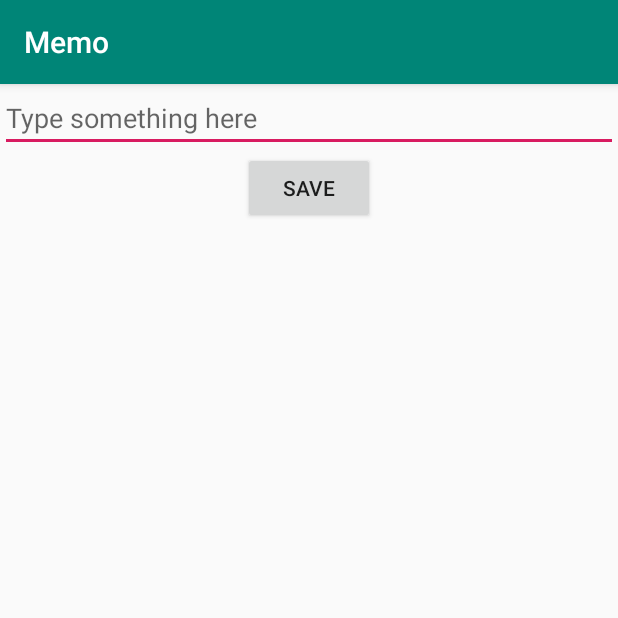
After one commit to RSMinBamGro/Memo, an Android app: the EditMemoActivity screen opened directly, with no data from a screen before it, on a phone screen of 412 x 824 dp, the top half of it. The commit adds this screen. Run offline under Robolectric (Android 15) with nearby library versions, the phone set to English and light mode, and no system bars.

Commit message:
第三版本提交

```diff
--- a/app/src/main/AndroidManifest.xml
+++ b/app/src/main/AndroidManifest.xml
@@ -16,6 +16,9 @@
                 <category android:name="android.intent.category.LAUNCHER" />
             </intent-filter>
         </activity>
+        <activity android:name=".EditMemoActivity">
+
+        </activity>
     </application>
 
 </manifest>
--- /dev/null
+++ b/app/src/main/java/com/example/memo/EditMemoActivity.java
@@ -0,0 +1,74 @@
+package com.example.memo;
+
+import android.content.Context;
+import android.content.Intent;
+import android.os.Bundle;
+import android.support.v7.app.AppCompatActivity;
+import android.util.Log;
+import android.view.View;
+import android.widget.Button;
+import android.widget.EditText;
+import android.widget.Toast;
+
+import java.io.BufferedWriter;
+import java.io.File;
+import java.io.FileOutputStream;
+import java.io.IOException;
+import java.io.OutputStreamWriter;
+import java.text.SimpleDateFormat;
+import java.util.Date;
+
+public class EditMemoActivity extends AppCompatActivity {
+
+    EditText editText;
+
+    Button button_save;
+
+    @Override
+    public void onCreate (Bundle savedInstanceState) {
+        super.onCreate(savedInstanceState);
+        setContentView(R.layout.activity_editmemo);
+
+        editText = (EditText) findViewById(R.id.editText);
+        button_save = (Button) findViewById(R.id.button_save);
+        button_save.setOnClickListener(new View.OnClickListener() {
+            @Override
+            public void onClick(View v) {
+                String inputText = editText.getText().toString();
+                save(inputText);
+
+                Toast.makeText(EditMemoActivity.this, "Saved", Toast.LENGTH_SHORT).show();
+
+                finish();
+            }
+        });
+    }
+
+    public void save (String inputText) {
+        File file;
+        BufferedWriter writer = null;
+
+        try {
+            Date date = new Date();
+            SimpleDateFormat dateFormat = new SimpleDateFormat("yyyy_MM_dd");
+
+            file = new File("/data/data/com.example.memo/files/" + dateFormat.format(date));
+            writer = new BufferedWriter(new OutputStreamWriter(new FileOutputStream(file)));
+            writer.write(inputText);
+
+            // test
+            Log.d("EditMemoActivity", "succeeded");
+
+        } catch (IOException e) {
+            e.printStackTrace();
+        } finally {
+            try {
+                if (writer != null)
+                    writer.close();
+            } catch (IOException e) {
+                e.printStackTrace();
+            }
+
+        }
+    }
+}
--- /dev/null
+++ b/app/src/main/res/layout/activity_editmemo.xml
@@ -0,0 +1,19 @@
+<?xml version="1.0" encoding="utf-8"?>
+<LinearLayout xmlns:android="http://schemas.android.com/apk/res/android"
+    android:orientation="vertical" android:layout_width="match_parent"
+    android:layout_height="match_parent">
+
+    <EditText
+        android:id="@+id/editText"
+        android:layout_width="match_parent"
+        android:layout_height="wrap_content"
+        android:hint="Type something here"/>
+
+    <Button
+        android:id="@+id/button_save"
+        android:layout_width="wrap_content"
+        android:layout_height="wrap_content"
+        android:layout_gravity="center"
+        android:text="Save"/>
+
+</LinearLayout>
```
Also changed, not shown: app/src/main/java/com/example/memo/MainActivity.java (+13 -53 lines), app/src/main/java/com/example/memo/MemoAdapter.java (+21 -0 lines), app/src/main/res/layout/memo.xml (+3 -4 lines).
